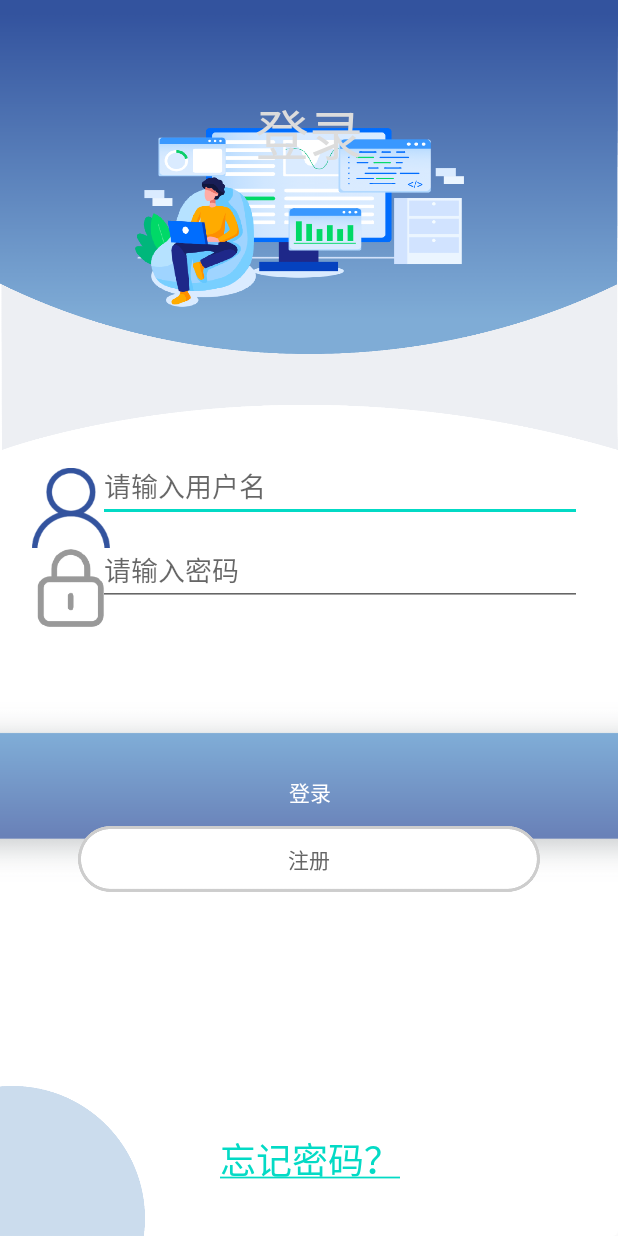
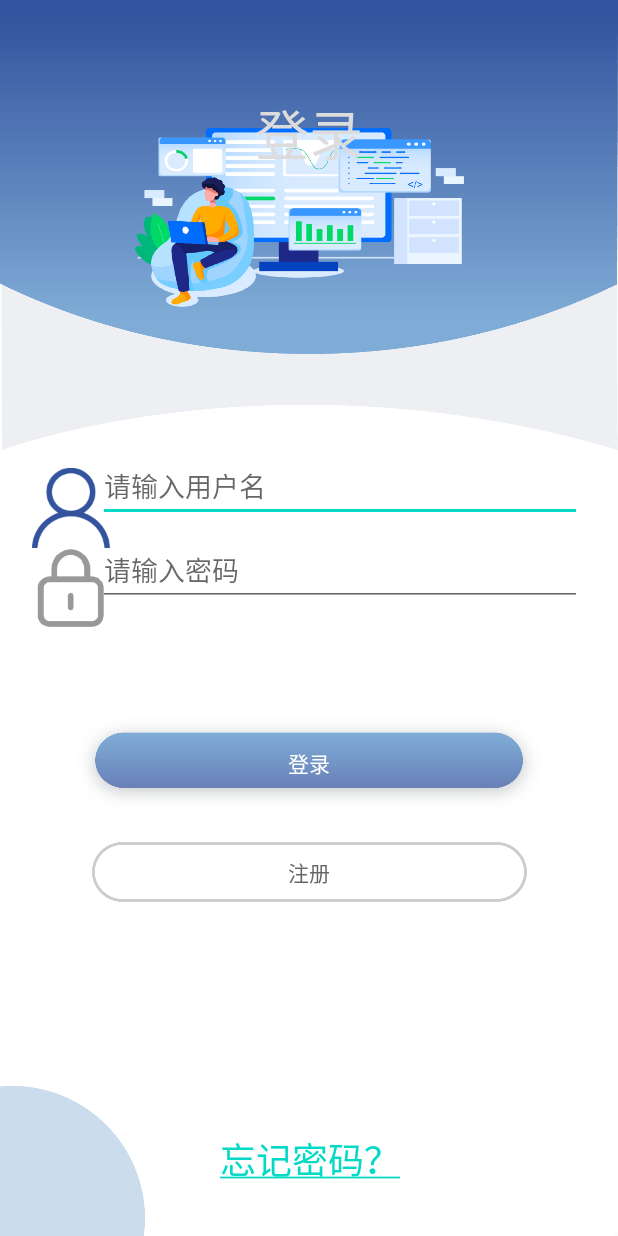
Before and after one commit to C9H1303N/PAP-FR-2-Android, an Android app: the screen it shows after launch (LoginActivity), on a phone screen of 412 x 824 dp. Run offline under Robolectric (Android 15) with nearby library versions, the light colour scheme and no system bars.

Commit message:
De Little Bug

```diff
--- a/app/src/main/res/layout/activity_login.xml
+++ b/app/src/main/res/layout/activity_login.xml
@@ -107,8 +107,8 @@
 
     <Button
         android:id="@+id/login"
-        android:layout_width="888px"
-        android:layout_height="200px"
+        android:layout_width="320dp"
+        android:layout_height="70dp"
         android:layout_gravity="start"
         android:layout_marginStart="48dp"
         android:layout_marginTop="16dp"
@@ -126,8 +126,8 @@
 
     <Button
         android:id="@+id/gotoregister"
-        android:layout_width="308dp"
-        android:layout_height="44dp"
+        android:layout_width="290dp"
+        android:layout_height="40dp"
         android:layout_gravity="start"
         android:layout_marginStart="48dp"
         android:layout_marginTop="48dp"
--- a/app/src/main/res/layout/activity_register.xml
+++ b/app/src/main/res/layout/activity_register.xml
@@ -145,7 +145,7 @@
         android:layout_marginStart="65dp"
         android:layout_marginTop="20dp"
         android:layout_marginEnd="24dp"
-        android:hint="请输入新密码"
+        android:hint="请输入密码"
         android:inputType="textPassword"
         android:selectAllOnFocus="true"
         android:textColor="#333333"
```
